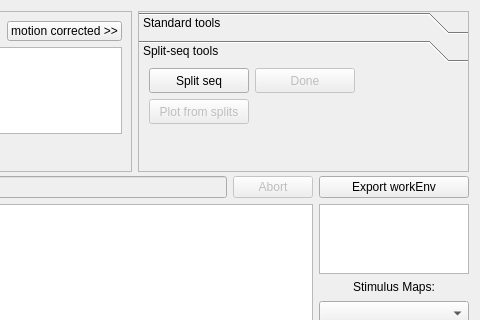
Old version of the form pyqtgraphCore/imageview/ImageViewTemplate.ui in the repository kushalkolar/MESmerize; both pictures show x 612 to 1092 and y 0 to 320 of the 1092 by 651 pixel window.
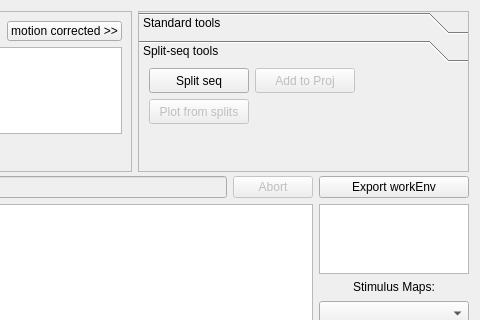
New version of the form. The open tabs and pages were chosen to show the change. Custom widgets are drawn as their Qt base class.

```diff
--- a/pyqtgraphCore/imageview/ImageViewTemplate.ui
+++ b/pyqtgraphCore/imageview/ImageViewTemplate.ui
@@ -1003,7 +1003,7 @@
                 </size>
                </property>
                <property name="text">
-                <string>Done</string>
+                <string>Add to Proj</string>
                </property>
               </widget>
              </item>
```
Left out of the diff: 2 changed lines with no effect on the pictures.
